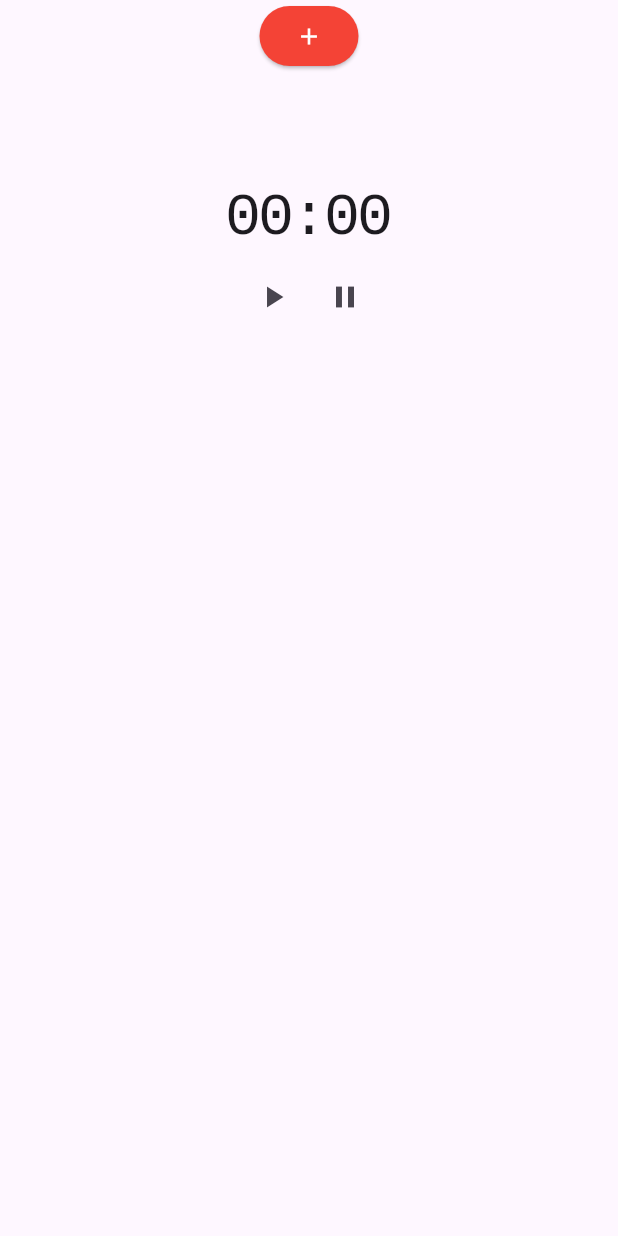
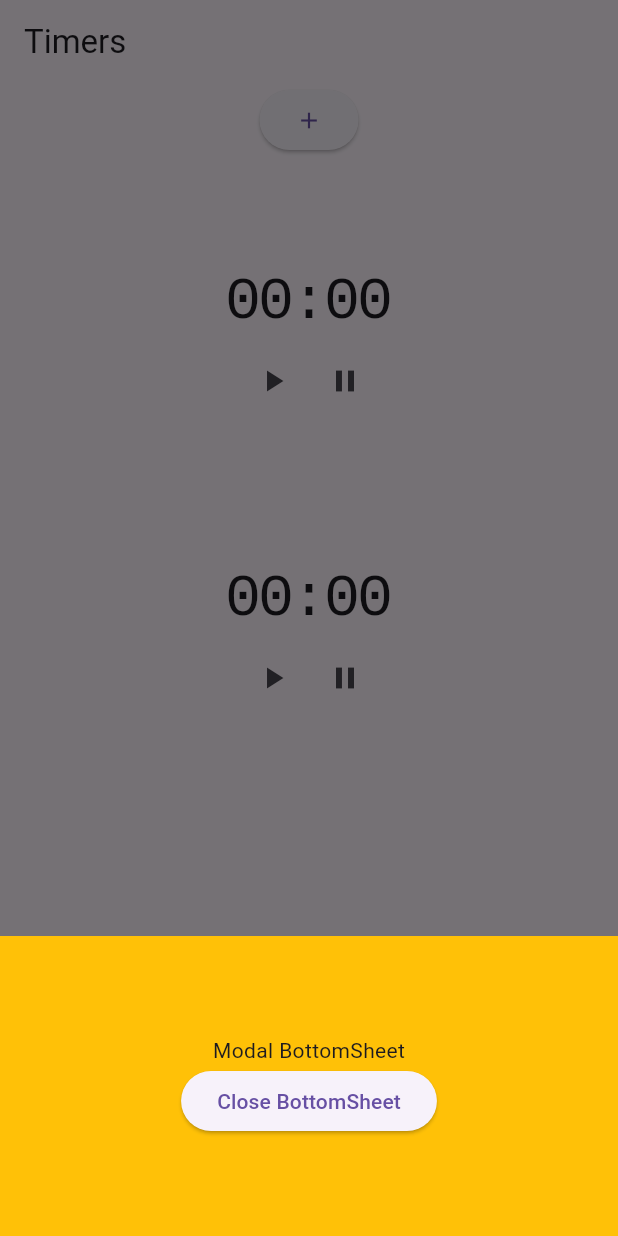
Before and after one commit to 10Pines/bonsai-equipo-estrellita, a Flutter app: the screen it shows after launch, after a tap on the "add" icon, on a phone screen of 412 x 824 dp. Run offline on Flutter 3.47's test engine with Material 3 defaults, Android fonts, the light colour scheme and no system bars; our stand-ins replace audioplayers.

Commit message:
El boton abre un modal al fondo de la pantalla

```diff
--- /dev/null
+++ b/lib/add_timer_button.dart
@@ -0,0 +1,36 @@
+import 'package:flutter/material.dart';
+
+class AddTimerButton extends StatelessWidget {
+  const AddTimerButton({super.key});
+
+  @override
+  Widget build(BuildContext context) {
+    return ElevatedButton(
+      child: const Icon(Icons.add),
+      onPressed: () {
+        showModalBottomSheet<void>(
+          context: context,
+          builder: (BuildContext context) {
+            return Container(
+              height: 200,
+              color: Colors.amber,
+              child: Center(
+                child: Column(
+                  mainAxisAlignment: MainAxisAlignment.center,
+                  mainAxisSize: MainAxisSize.min,
+                  children: <Widget>[
+                    const Text('Modal BottomSheet'),
+                    ElevatedButton(
+                      child: const Text('Close BottomSheet'),
+                      onPressed: () => Navigator.pop(context),
+                    ),
+                  ],
+                ),
+              ),
+            );
+          },
+        );
+      },
+    );
+  }
+}
--- a/lib/main.dart
+++ b/lib/main.dart
@@ -1,54 +1,19 @@
 import 'package:flutter/material.dart';
-import 'package:timers/timer_display.dart';
+import 'package:timers/timers_view.dart';
 
 void main() {
   runApp(const MainApp());
 }
 
-class MainApp extends StatefulWidget {
+class MainApp extends StatelessWidget {
   const MainApp({super.key});
-
-  @override
-  State<MainApp> createState() => _MainAppState();
-}
-
-class _MainAppState extends State<MainApp> {
-  Map unTimer = { 'limit': 10 };
-  List<Map> timers = [];
-
-  @override
-  void initState() {
-    super.initState();
-    timers.add(unTimer);
-  }
 
   @override
   Widget build(BuildContext context) {
     return MaterialApp(
       home: Scaffold(
-        body: SafeArea(
-          child: Column(
-            children: [
-              ElevatedButton(
-                onPressed: () {
-                  print("Agrego un timer nuevo");
-                },
-                style: ElevatedButton.styleFrom(shape: const StadiumBorder(), backgroundColor: Colors.red),
-                child: const Icon(Icons.add, color: Colors.white,),
-              ),
-              ListView(
-                shrinkWrap: true,
-                children: [
-                  for (var timer in timers)
-                    Container(
-                      alignment: Alignment.topCenter,
-                      child: TimerDisplay(limit: timer['limit']),
-                    )
-                ],
-              ),
-            ],
-          ),
-        ),
+        appBar: AppBar(title: const Text('Timers'),),
+        body: const TimersView(),
       ),
     );
   }
--- /dev/null
+++ b/lib/timers_view.dart
@@ -0,0 +1,45 @@
+import 'package:flutter/cupertino.dart';
+import 'package:timers/timer_display.dart';
+
+import 'add_timer_button.dart';
+
+class TimersView extends StatefulWidget {
+  const TimersView({super.key});
+
+  @override
+  State<TimersView> createState() => _TimersViewState();
+}
+
+class _TimersViewState extends State<TimersView> {
+  Map unTimer = { 'limit': 10 };
+  Map otroTimer = {'limit': 15};
+  List<Map> timers = [];
+
+  @override
+  void initState() {
+    super.initState();
+    timers.add(unTimer);
+    timers.add(otroTimer);
+  }
+
+  @override
+  Widget build(BuildContext context){
+    return SafeArea(
+      child: Column(
+        children: [
+          const AddTimerButton(),
+          ListView(
+            shrinkWrap: true,
+            children: [
+              for (var timer in timers)
+                Container(
+                  alignment: Alignment.topCenter,
+                  child: TimerDisplay(limit: timer['limit']),
+                )
+            ],
+          ),
+        ],
+      ),
+    );
+  }
+}
```
